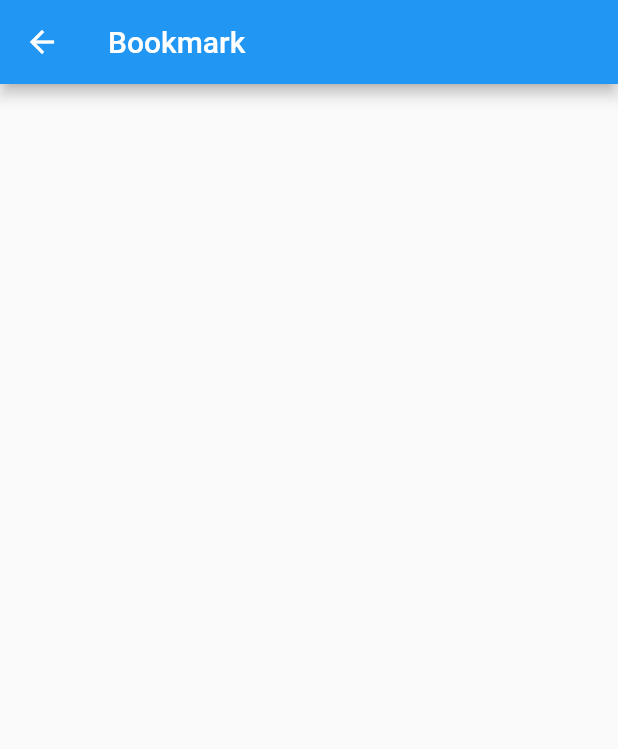
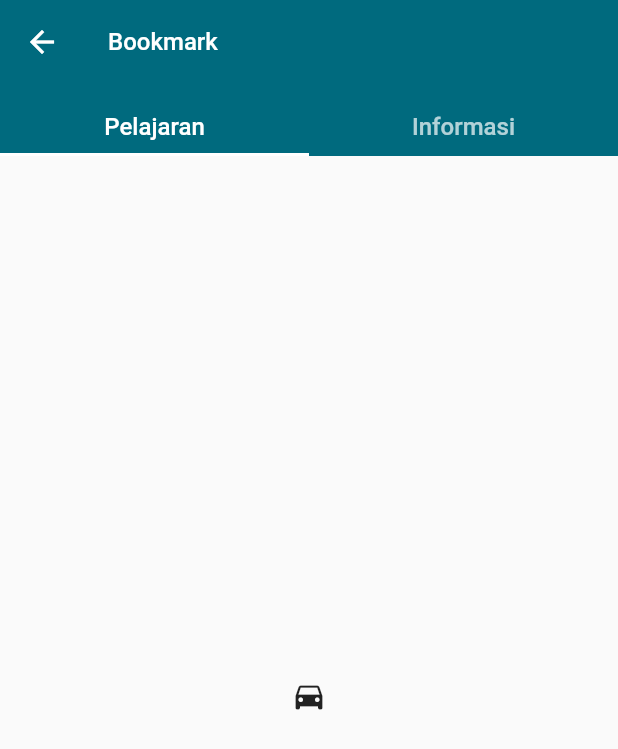
Before and after one commit to muhamadirwan99/UnityDisleksiaPlatformV2, a Flutter app: the BookmarkView screen opened directly, on a phone screen of 412 x 824 dp. Shown: the top 749 px of the screen. Run offline on Flutter 3.47's test engine with Material 2 defaults, Android fonts, the phone set to English and light mode, and no system bars; our stand-ins replace dots_indicator, flutter_svg, get, google_fonts.

Commit message:
adding tabbar on bookmark

```diff
--- a/lib/module/bookmark/controller/bookmark_controller.dart
+++ b/lib/module/bookmark/controller/bookmark_controller.dart
@@ -3,6 +3,8 @@ import '../view/bookmark_view.dart';
 
 class BookmarkController extends GetxController {
   BookmarkView? view;
+
+  List<bool> isSelected = [true, false];
 
   @override
   void onInit() {
--- a/lib/module/bookmark/view/bookmark_view.dart
+++ b/lib/module/bookmark/view/bookmark_view.dart
@@ -1,27 +1,76 @@
-import 'package:flutter/material.dart';
-import '../controller/bookmark_controller.dart';
+import 'dart:io';
+import 'dart:math';
+
 import 'package:udp_v2/core.dart';
 import 'package:get/get.dart';
 
-class BookmarkView extends StatelessWidget {
+class BookmarkView extends StatefulWidget {
   const BookmarkView({Key? key}) : super(key: key);
 
   @override
+  State<BookmarkView> createState() => _BookmarkViewState();
+}
+
+class _BookmarkViewState extends State<BookmarkView>
+    with TickerProviderStateMixin {
+  @override
   Widget build(BuildContext context) {
+    TabController tabController = TabController(
+      length: 2,
+      vsync: this,
+    );
+    final List<String> _tabs = <String>["Pelajaran", "Informasi"];
     return GetBuilder<BookmarkController>(
       init: BookmarkController(),
       builder: (controller) {
-        controller.view = this;
-
         return Scaffold(
-          appBar: AppBar(
-            title: const Text("Bookmark"),
-          ),
-          body: SingleChildScrollView(
-            child: Container(
-              padding: const EdgeInsets.all(10.0),
-              child: Column(
-                children: const [],
+          body: DefaultTabController(
+            length: _tabs.length,
+            child: NestedScrollView(
+              headerSliverBuilder:
+                  (BuildContext context, bool innerBoxIsScrolled) {
+                return <Widget>[
+                  SliverOverlapAbsorber(
+                    handle: NestedScrollView.sliverOverlapAbsorberHandleFor(
+                        context),
+                    sliver: SliverSafeArea(
+                      top: false,
+                      bottom: Platform.isIOS ? false : true,
+                      sliver: SliverAppBar(
+                        backgroundColor: blue600,
+                        title: Text(
+                          "Bookmark",
+                          style: titleMedium,
+                        ),
+                        elevation: 0.0,
+                        floating: true,
+                        pinned: true,
+                        snap: true,
+                        forceElevated: innerBoxIsScrolled,
+                        bottom: TabBar(
+                          indicatorColor: Colors.white,
+                          tabs: _tabs
+                              .map(
+                                (String name) => Padding(
+                                  padding: const EdgeInsets.all(8.0),
+                                  child: Text(
+                                    name,
+                                    style: titleMedium,
+                                  ),
+                                ),
+                              )
+                              .toList(),
+                        ),
+                      ),
+                    ),
+                  ),
+                ];
+              },
+              body: const TabBarView(
+                children: [
+                  Icon(Icons.directions_car),
+                  Icon(Icons.directions_transit),
+                ],
               ),
             ),
           ),
--- a/lib/module/search/view/search_view.dart
+++ b/lib/module/search/view/search_view.dart
@@ -48,7 +48,6 @@ class SearchView extends StatelessWidget {
                       ),
                       SizedBox(
                         width: 240,
-                        child: Expanded(
                         child: TextFormField(
                           initialValue: null,
                           decoration: const InputDecoration.collapsed(
@@ -58,7 +57,6 @@ class SearchView extends StatelessWidget {
                             hintText: "Search",
                           ),
                           onFieldSubmitted: (value) {},
-                          ),
                         ),
                       ),
                     ],
```
Lines whose indentation alone changed are shown as unchanged.
